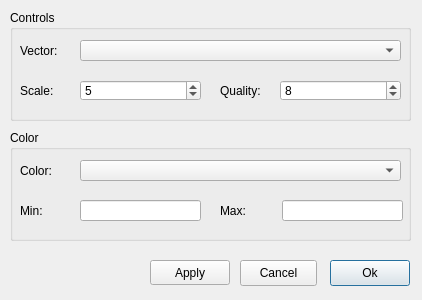
The window that ElmerGUI/vtkpost/vector.ui (tehnick/elmerfem) describes before a commit, drawn with Qt 5.
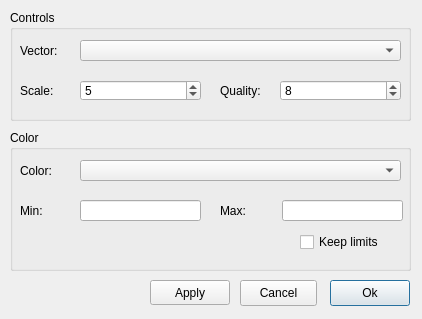
The same window after the commit. Icons and pictures are not drawn.

Commit message: ElmerGUI: Added the keep-limits check boxes to vtk widget

```diff
--- a/ElmerGUI/vtkpost/vector.ui
+++ b/ElmerGUI/vtkpost/vector.ui
@@ -6,7 +6,7 @@
     <x>0</x>
     <y>0</y>
     <width>422</width>
-    <height>300</height>
+    <height>319</height>
    </rect>
   </property>
   <property name="windowTitle" >
@@ -19,7 +19,7 @@
    <property name="geometry" >
     <rect>
      <x>330</x>
-     <y>260</y>
+     <y>280</y>
      <width>80</width>
      <height>26</height>
     </rect>
@@ -35,7 +35,7 @@
    <property name="geometry" >
     <rect>
      <x>150</x>
-     <y>260</y>
+     <y>280</y>
      <width>80</width>
      <height>25</height>
     </rect>
@@ -147,7 +147,7 @@
      <x>10</x>
      <y>130</y>
      <width>401</width>
-     <height>111</height>
+     <height>141</height>
     </rect>
    </property>
    <property name="title" >
@@ -222,12 +222,25 @@
      <string>Max:</string>
     </property>
    </widget>
+   <widget class="QCheckBox" name="keepLimits" >
+    <property name="geometry" >
+     <rect>
+      <x>290</x>
+      <y>100</y>
+      <width>91</width>
+      <height>24</height>
+     </rect>
+    </property>
+    <property name="text" >
+     <string>Keep limits</string>
+    </property>
+   </widget>
   </widget>
   <widget class="QPushButton" name="cancelButton" >
    <property name="geometry" >
     <rect>
      <x>240</x>
-     <y>260</y>
+     <y>280</y>
      <width>77</width>
      <height>26</height>
     </rect>
```
The commit also changes 11 other files.
